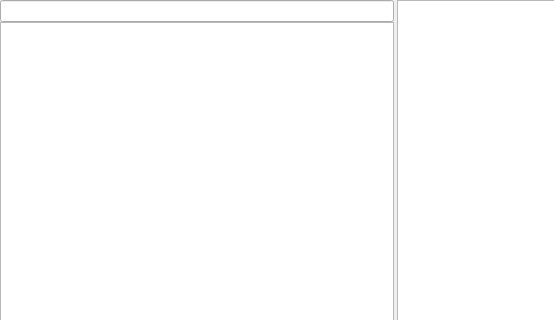
This is mainwindow.ui in OgurtsovAndrei/Messenger-project as Qt 5 draws it before an edit; both pictures show x 0 to 554 and y 0 to 320 of the 791 by 579 pixel window. The edited form follows.
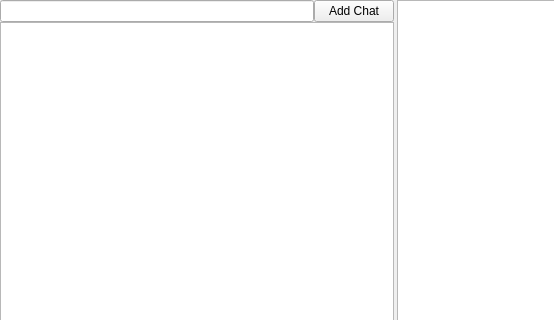
This is the edited form.

Patch:
```diff
--- a/mainwindow.ui
+++ b/mainwindow.ui
@@ -31,16 +31,23 @@
      <number>3</number>
     </property>
     <item row="0" column="0">
-     <layout class="QVBoxLayout" name="chatsLayout">
+     <layout class="QGridLayout" name="gridLayout">
       <property name="spacing">
        <number>0</number>
       </property>
-      <item>
-       <widget class="QLineEdit" name="searchLine"/>
-      </item>
-      <item>
+      <item row="1" column="0" colspan="2">
        <widget class="QListWidget" name="chatsList"/>
       </item>
+      <item row="0" column="1">
+       <widget class="QPushButton" name="addChatButton">
+        <property name="text">
+         <string>Add Chat</string>
+        </property>
+       </widget>
+      </item>
+      <item row="0" column="0">
+       <widget class="QLineEdit" name="lineEdit"/>
+      </item>
      </layout>
     </item>
     <item row="0" column="1">
```
